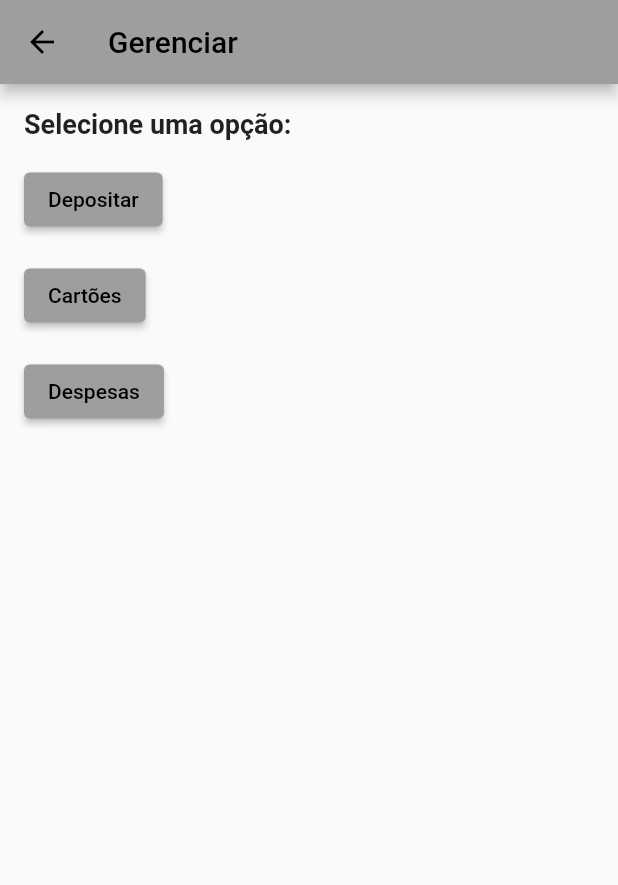
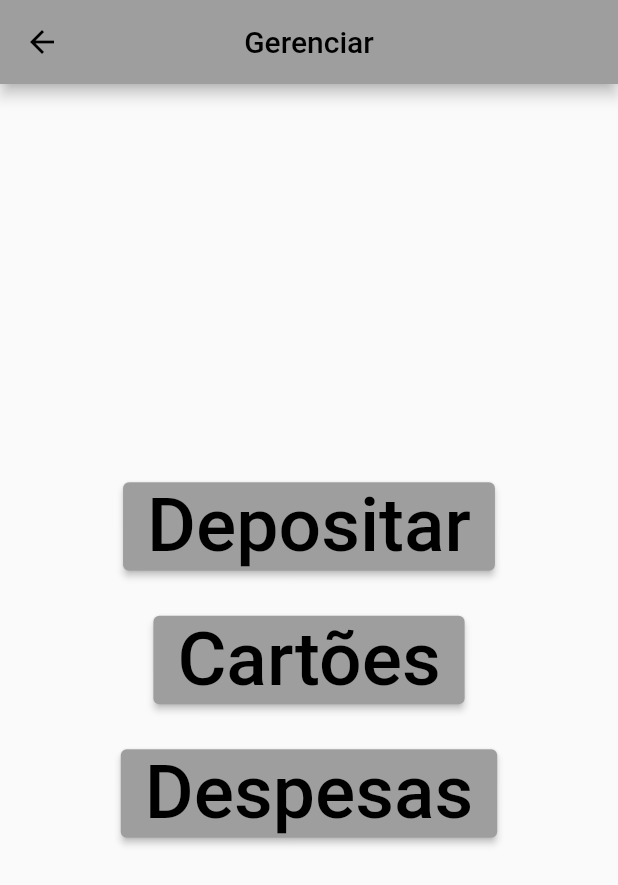
Before and after one commit to Lucasilvabr/MyWallet, a Flutter app: the menu screen opened directly, on a phone screen of 412 x 824 dp. Shown: the top 885 px of the screen. Run offline on Flutter 3.47's test engine with Material 2 defaults, Android fonts, the phone set to English and light mode, and no system bars.

```diff
--- a/lib/menu.dart
+++ b/lib/menu.dart
@@ -8,39 +8,34 @@ class menu extends StatelessWidget {
     return Scaffold(
       appBar: AppBar(
         title: Text('Gerenciar'),
+        centerTitle: true,
       ),
-      body: Container(
-        padding: EdgeInsets.all(16),
+      body: Center(
         child: Column(
-          crossAxisAlignment: CrossAxisAlignment.start,
+          mainAxisAlignment: MainAxisAlignment.center,
           children: [
-            Text(
-              'Selecione uma opção:',
-              style: TextStyle(
-                fontSize: 18,
-                fontWeight: FontWeight.bold,
+            ElevatedButton(
+              onPressed: () {},
+              child: Text(
+                'Depositar',
+                style: TextStyle(fontSize: 50),
               ),
             ),
-            SizedBox(height: 16),
+            SizedBox(height: 30),
             ElevatedButton(
-              onPressed: () {
-                // TODO: Adicionar ação do botão
-              },
-              child: Text('Depositar'),
+              onPressed: () {},
+              child: Text(
+                'Cartões',
+                style: TextStyle(fontSize: 50),
+              ),
             ),
-            SizedBox(height: 16),
+            SizedBox(height: 30),
             ElevatedButton(
-              onPressed: () {
-                // TODO: Adicionar ação do botão
-              },
-              child: Text('Cartões'),
-            ),
-            SizedBox(height: 16),
-            ElevatedButton(
-              onPressed: () {
-                // TODO: Adicionar ação do botão
-              },
-              child: Text('Despesas'),
+              onPressed: () {},
+              child: Text(
+                'Despesas',
+                style: TextStyle(fontSize: 50),
+              ),
             ),
           ],
         ),
```
Also changed, not shown: lib/deposito.dart (added).
